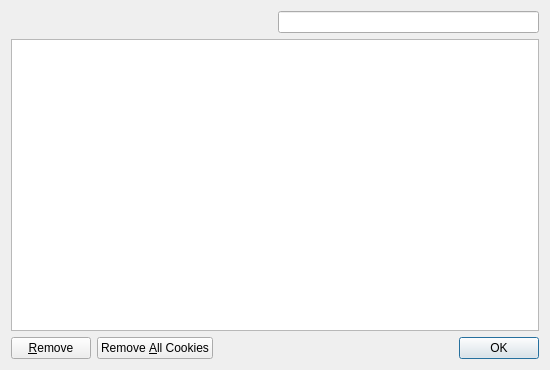
This is src/cookies.ui in EndorphinBrowser/browser as Qt 5 draws it before an edit. The edited form follows.
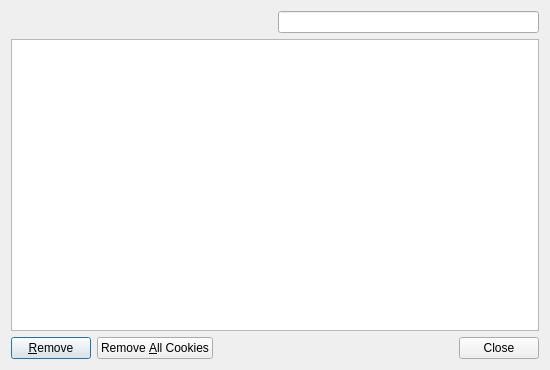
This is the edited form. Custom widgets are drawn as their Qt base class.

Commit message: Replaced alone "Ok" buttons with "Close" buttons in bookmarks, cookies and history dialogs.

The edit to the form file:
```diff
--- a/src/cookies.ui
+++ b/src/cookies.ui
@@ -64,7 +64,7 @@
      <item>
       <widget class="QDialogButtonBox" name="buttonBox" >
        <property name="standardButtons" >
-        <set>QDialogButtonBox::Ok</set>
+        <set>QDialogButtonBox::Close</set>
        </property>
       </widget>
      </item>
```
Left out of the diff: 4 changed lines with no effect on the pictures. The commit also changes 2 other files.
